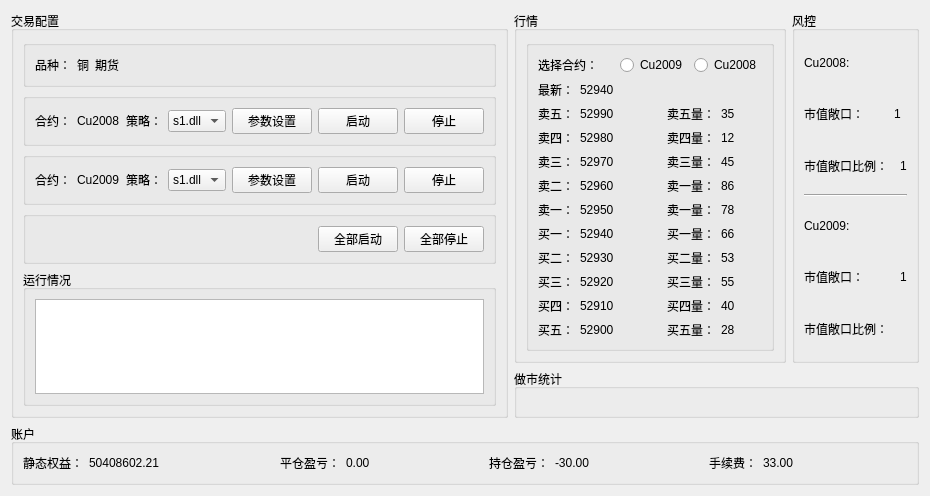
Old version of the form mm_page.ui in the repository ChengruiGu/CMF_Marketmaker.
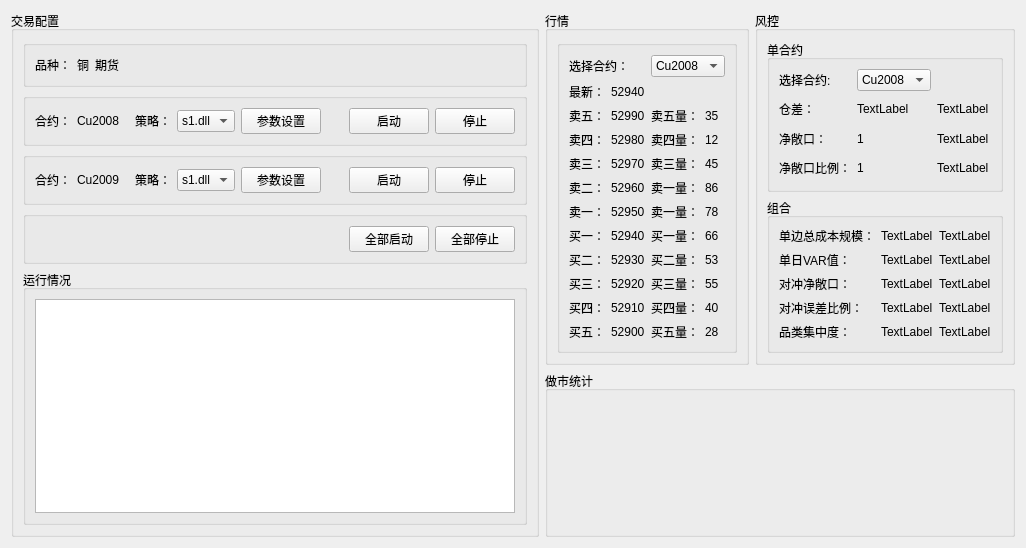
New version of the form.

```diff
--- a/mm_page.ui
+++ b/mm_page.ui
@@ -6,8 +6,8 @@
    <rect>
     <x>0</x>
     <y>0</y>
-    <width>887</width>
-    <height>496</height>
+    <width>1026</width>
+    <height>548</height>
    </rect>
   </property>
   <property name="windowTitle">
@@ -328,20 +328,6 @@
                <string/>
               </property>
               <layout class="QGridLayout" name="gridLayout">
-               <item row="7" column="0">
-                <widget class="QLabel" name="label_9">
-                 <property name="text">
-                  <string>买一：</string>
-                 </property>
-                </widget>
-               </item>
-               <item row="10" column="0">
-                <widget class="QLabel" name="label_26">
-                 <property name="text">
-                  <string>买四：</string>
-                 </property>
-                </widget>
-               </item>
                <item row="0" column="0" colspan="2">
                 <widget class="QLabel" name="label_6">
                  <property name="text">
@@ -349,19 +335,23 @@
                  </property>
                 </widget>
                </item>
-               <item row="6" column="0">
-                <widget class="QLabel" name="label_13">
-                 <property name="text">
-                  <string>卖一：</string>
-                 </property>
-                </widget>
-               </item>
-               <item row="2" column="0">
-                <widget class="QLabel" name="label_30">
-                 <property name="text">
-                  <string>卖五：</string>
-                 </property>
-                </widget>
+               <item row="0" column="2" colspan="2">
+                <layout class="QHBoxLayout" name="horizontalLayout_6">
+                 <item>
+                  <widget class="QComboBox" name="comboBox_2">
+                   <item>
+                    <property name="text">
+                     <string>Cu2008</string>
+                    </property>
+                   </item>
+                   <item>
+                    <property name="text">
+                     <string>Cu2009</string>
+                    </property>
+                   </item>
+                  </widget>
+                 </item>
+                </layout>
                </item>
                <item row="1" column="0">
                 <widget class="QLabel" name="label_7">
@@ -370,6 +360,41 @@
                  </property>
                 </widget>
                </item>
+               <item row="1" column="1">
+                <widget class="QLabel" name="label_8">
+                 <property name="text">
+                  <string>52940</string>
+                 </property>
+                </widget>
+               </item>
+               <item row="2" column="0">
+                <widget class="QLabel" name="label_30">
+                 <property name="text">
+                  <string>卖五：</string>
+                 </property>
+                </widget>
+               </item>
+               <item row="2" column="1">
+                <widget class="QLabel" name="label_37">
+                 <property name="text">
+                  <string>52990</string>
+                 </property>
+                </widget>
+               </item>
+               <item row="2" column="2">
+                <widget class="QLabel" name="label_44">
+                 <property name="text">
+                  <string>卖五量：</string>
+                 </property>
+                </widget>
+               </item>
+               <item row="2" column="3">
+                <widget class="QLabel" name="label_49">
+                 <property name="text">
+                  <string>35</string>
+                 </property>
+                </widget>
+               </item>
                <item row="3" column="0">
                 <widget class="QLabel" name="label_29">
                  <property name="text">
@@ -377,37 +402,54 @@
                  </property>
                 </widget>
                </item>
-               <item row="6" column="1">
-                <widget class="QLabel" name="label_14">
+               <item row="3" column="1">
+                <widget class="QLabel" name="label_36">
                  <property name="text">
-                  <string>52950</string>
+                  <string>52980</string>
                  </property>
                 </widget>
                </item>
-               <item row="9" column="0">
-                <widget class="QLabel" name="label_24">
+               <item row="3" column="2">
+                <widget class="QLabel" name="label_43">
                  <property name="text">
-                  <string>买三：</string>
+                  <string>卖四量：</string>
                  </property>
                 </widget>
                </item>
-               <item row="0" column="2" colspan="3">
-                <layout class="QHBoxLayout" name="horizontalLayout_6">
-                 <item>
-                  <widget class="QRadioButton" name="radioButton_2">
-                   <property name="text">
-                    <string>Cu2009</string>
-                   </property>
-                  </widget>
-                 </item>
-                 <item>
-                  <widget class="QRadioButton" name="radioButton">
-                   <property name="text">
-                    <string>Cu2008</string>
-                   </property>
-                  </widget>
-                 </item>
-                </layout>
+               <item row="3" column="3">
+                <widget class="QLabel" name="label_50">
+                 <property name="text">
+                  <string>12</string>
+                 </property>
+                </widget>
+               </item>
+               <item row="4" column="0">
+                <widget class="QLabel" name="label_27">
+                 <property name="text">
+                  <string>卖三：</string>
+                 </property>
+                </widget>
+               </item>
+               <item row="4" column="1">
+                <widget class="QLabel" name="label_35">
+                 <property name="text">
+                  <string>52970</string>
+                 </property>
+                </widget>
+               </item>
+               <item row="4" column="2">
+                <widget class="QLabel" name="label_42">
+                 <property name="text">
+                  <string>卖三量：</string>
+                 </property>
+                </widget>
+               </item>
+               <item row="4" column="3">
+                <widget class="QLabel" name="label_51">
+                 <property name="text">
+                  <string>45</string>
+                 </property>
+                </widget>
                </item>
                <item row="5" column="0">
                 <widget class="QLabel" name="label_25">
@@ -416,41 +458,6 @@
                  </property>
                 </widget>
                </item>
-               <item row="11" column="0">
-                <widget class="QLabel" name="label_28">
-                 <property name="text">
-                  <string>买五：</string>
-                 </property>
-                </widget>
-               </item>
-               <item row="1" column="1" colspan="2">
-                <widget class="QLabel" name="label_8">
-                 <property name="text">
-                  <string>52940</string>
-                 </property>
-                </widget>
-               </item>
-               <item row="7" column="1" colspan="2">
-                <widget class="QLabel" name="label_10">
-                 <property name="text">
-                  <string>52940</string>
-                 </property>
-                </widget>
-               </item>
-               <item row="4" column="0">
-                <widget class="QLabel" name="label_27">
-                 <property name="text">
-                  <string>卖三：</string>
-                 </property>
-                </widget>
-               </item>
-               <item row="8" column="0">
-                <widget class="QLabel" name="label_31">
-                 <property name="text">
-                  <string>买二：</string>
-                 </property>
-                </widget>
-               </item>
                <item row="5" column="1">
                 <widget class="QLabel" name="label_32">
                  <property name="text">
@@ -458,189 +465,182 @@
                  </property>
                 </widget>
                </item>
-               <item row="4" column="1">
-                <widget class="QLabel" name="label_35">
-                 <property name="text">
-                  <string>52970</string>
-                 </property>
-                </widget>
-               </item>
-               <item row="3" column="1">
-                <widget class="QLabel" name="label_36">
-                 <property name="text">
-                  <string>52980</string>
-                 </property>
-                </widget>
-               </item>
-               <item row="2" column="1">
-                <widget class="QLabel" name="label_37">
-                 <property name="text">
-                  <string>52990</string>
-                 </property>
-                </widget>
-               </item>
-               <item row="8" column="1">
-                <widget class="QLabel" name="label_38">
-                 <property name="text">
-                  <string>52930</string>
-                 </property>
-                </widget>
-               </item>
-               <item row="9" column="1">
-                <widget class="QLabel" name="label_39">
-                 <property name="text">
-                  <string>52920</string>
-                 </property>
-                </widget>
-               </item>
-               <item row="10" column="1">
-                <widget class="QLabel" name="label_40">
-                 <property name="text">
-                  <string>52910</string>
-                 </property>
-                </widget>
-               </item>
-               <item row="11" column="1">
-                <widget class="QLabel" name="label_41">
-                 <property name="text">
-                  <string>52900</string>
-                 </property>
-                </widget>
-               </item>
-               <item row="5" column="3">
+               <item row="5" column="2">
                 <widget class="QLabel" name="label_34">
                  <property name="text">
                   <string>卖一量：</string>
                  </property>
                 </widget>
                </item>
-               <item row="6" column="3">
-                <widget class="QLabel" name="label_15">
-                 <property name="text">
-                  <string>卖一量：</string>
-                 </property>
-                </widget>
-               </item>
-               <item row="7" column="3">
-                <widget class="QLabel" name="label_11">
-                 <property name="text">
-                  <string>买一量：</string>
-                 </property>
-                </widget>
-               </item>
-               <item row="5" column="4">
+               <item row="5" column="3">
                 <widget class="QLabel" name="label_33">
                  <property name="text">
                   <string>86</string>
                  </property>
                 </widget>
                </item>
-               <item row="6" column="4">
+               <item row="6" column="0">
+                <widget class="QLabel" name="label_13">
+                 <property name="text">
+                  <string>卖一：</string>
+                 </property>
+                </widget>
+               </item>
+               <item row="6" column="1">
+                <widget class="QLabel" name="label_14">
+                 <property name="text">
+                  <string>52950</string>
+                 </property>
+                </widget>
+               </item>
+               <item row="6" column="2">
+                <widget class="QLabel" name="label_15">
+                 <property name="text">
+                  <string>卖一量：</string>
+                 </property>
+                </widget>
+               </item>
+               <item row="6" column="3">
                 <widget class="QLabel" name="label_16">
                  <property name="text">
                   <string>78</string>
                  </property>
                 </widget>
                </item>
-               <item row="7" column="4">
+               <item row="7" column="0">
+                <widget class="QLabel" name="label_9">
+                 <property name="text">
+                  <string>买一：</string>
+                 </property>
+                </widget>
+               </item>
+               <item row="7" column="1">
+                <widget class="QLabel" name="label_10">
+                 <property name="text">
+                  <string>52940</string>
+                 </property>
+                </widget>
+               </item>
+               <item row="7" column="2">
+                <widget class="QLabel" name="label_11">
+                 <property name="text">
+                  <string>买一量：</string>
+                 </property>
+                </widget>
+               </item>
+               <item row="7" column="3">
                 <widget class="QLabel" name="label_12">
                  <property name="text">
                   <string>66</string>
                  </property>
                 </widget>
                </item>
-               <item row="4" column="3">
-                <widget class="QLabel" name="label_42">
+               <item row="8" column="0">
+                <widget class="QLabel" name="label_31">
                  <property name="text">
-                  <string>卖三量：</string>
+                  <string>买二：</string>
                  </property>
                 </widget>
                </item>
-               <item row="3" column="3">
-                <widget class="QLabel" name="label_43">
+               <item row="8" column="1">
+                <widget class="QLabel" name="label_38">
                  <property name="text">
-                  <string>卖四量：</string>
+                  <string>52930</string>
                  </property>
                 </widget>
                </item>
-               <item row="2" column="3">
-                <widget class="QLabel" name="label_44">
-                 <property name="text">
-                  <string>卖五量：</string>
-                 </property>
-                </widget>
-               </item>
-               <item row="8" column="3">
+               <item row="8" column="2">
                 <widget class="QLabel" name="label_45">
                  <property name="text">
                   <string>买二量：</string>
                  </property>
                 </widget>
                </item>
-               <item row="9" column="3">
-                <widget class="QLabel" name="label_46">
-                 <property name="text">
-                  <string>买三量：</string>
-                 </property>
-                </widget>
-               </item>
-               <item row="10" column="3">
-                <widget class="QLabel" name="label_47">
-                 <property name="text">
-                  <string>买四量：</string>
-                 </property>
-                </widget>
-               </item>
-               <item row="11" column="3">
-                <widget class="QLabel" name="label_48">
-                 <property name="text">
-                  <string>买五量：</string>
-                 </property>
-                </widget>
-               </item>
-               <item row="2" column="4">
-                <widget class="QLabel" name="label_49">
-                 <property name="text">
-                  <string>35</string>
-                 </property>
-                </widget>
-               </item>
-               <item row="3" column="4">
-                <widget class="QLabel" name="label_50">
-                 <property name="text">
-                  <string>12</string>
-                 </property>
-                </widget>
-               </item>
-               <item row="4" column="4">
-                <widget class="QLabel" name="label_51">
-                 <property name="text">
-                  <string>45</string>
-                 </property>
-                </widget>
-               </item>
-               <item row="8" column="4">
+               <item row="8" column="3">
                 <widget class="QLabel" name="label_52">
                  <property name="text">
                   <string>53</string>
                  </property>
                 </widget>
                </item>
-               <item row="9" column="4">
+               <item row="9" column="0">
+                <widget class="QLabel" name="label_24">
+                 <property name="text">
+                  <string>买三：</string>
+                 </property>
+                </widget>
+               </item>
+               <item row="9" column="1">
+                <widget class="QLabel" name="label_39">
+                 <property name="text">
+                  <string>52920</string>
+                 </property>
+                </widget>
+               </item>
+               <item row="9" column="2">
+                <widget class="QLabel" name="label_46">
+                 <property name="text">
+                  <string>买三量：</string>
+                 </property>
+                </widget>
+               </item>
+               <item row="9" column="3">
                 <widget class="QLabel" name="label_53">
                  <property name="text">
                   <string>55</string>
                  </property>
                 </widget>
                </item>
-               <item row="10" column="4">
+               <item row="10" column="0">
+                <widget class="QLabel" name="label_26">
+                 <property name="text">
+                  <string>买四：</string>
+                 </property>
+                </widget>
+               </item>
+               <item row="10" column="1">
+                <widget class="QLabel" name="label_40">
+                 <property name="text">
+                  <string>52910</string>
+                 </property>
+                </widget>
+               </item>
+               <item row="10" column="2">
+                <widget class="QLabel" name="label_47">
+                 <property name="text">
+                  <string>买四量：</string>
+                 </property>
+                </widget>
+               </item>
+               <item row="10" column="3">
                 <widget class="QLabel" name="label_54">
                  <property name="text">
                   <string>40</string>
                  </property>
                 </widget>
                </item>
-               <item row="11" column="4">
+               <item row="11" column="0">
+                <widget class="QLabel" name="label_28">
+                 <property name="text">
+                  <string>买五：</string>
+                 </property>
+                </widget>
+               </item>
+               <item row="11" column="1">
+                <widget class="QLabel" name="label_41">
+                 <property name="text">
+                  <string>52900</string>
+                 </property>
+                </widget>
+               </item>
+               <item row="11" column="2">
+                <widget class="QLabel" name="label_48">
+                 <property name="text">
+                  <string>买五量：</string>
+                 </property>
+                </widget>
+               </item>
+               <item row="11" column="3">
                 <widget class="QLabel" name="label_55">
                  <property name="text">
                   <string>28</string>
@@ -658,75 +658,212 @@
            <property name="title">
             <string>风控</string>
            </property>
-           <layout class="QGridLayout" name="gridLayout_2">
-            <item row="5" column="2">
-             <widget class="QLabel" name="label_71">
-              <property name="text">
-               <string>1</string>
+           <layout class="QVBoxLayout" name="verticalLayout_4">
+            <item>
+             <widget class="QGroupBox" name="groupBox_11">
+              <property name="title">
+               <string>单合约</string>
               </property>
+              <layout class="QGridLayout" name="gridLayout_3">
+               <item row="0" column="0">
+                <widget class="QLabel" name="label_65">
+                 <property name="text">
+                  <string>选择合约:</string>
+                 </property>
+                </widget>
+               </item>
+               <item row="2" column="0">
+                <widget class="QLabel" name="label_66">
+                 <property name="text">
+                  <string>净敞口：</string>
+                 </property>
+                </widget>
+               </item>
+               <item row="3" column="0">
+                <widget class="QLabel" name="label_68">
+                 <property name="text">
+                  <string>净敞口比例：</string>
+                 </property>
+                </widget>
+               </item>
+               <item row="0" column="2">
+                <widget class="QComboBox" name="comboBox">
+                 <item>
+                  <property name="text">
+                   <string>Cu2008</string>
+                  </property>
+                 </item>
+                 <item>
+                  <property name="text">
+                   <string>Cu2009</string>
+                  </property>
+                 </item>
+                </widget>
+               </item>
+               <item row="2" column="2">
+                <widget class="QLabel" name="label_67">
+                 <property name="text">
+                  <string>1</string>
+                 </property>
+                </widget>
+               </item>
+               <item row="1" column="0">
+                <widget class="QLabel" name="label_17">
+                 <property name="text">
+                  <string>仓差：</string>
+                 </property>
+                </widget>
+               </item>
+               <item row="1" column="2">
+                <widget class="QLabel" name="label_21">
+                 <property name="text">
+                  <string>TextLabel</string>
+                 </property>
+                </widget>
+               </item>
+               <item row="3" column="2">
+                <widget class="QLabel" name="label_69">
+                 <property name="text">
+                  <string>1</string>
+                 </property>
+                </widget>
+               </item>
+               <item row="3" column="3">
+                <widget class="QLabel" name="label_83">
+                 <property name="text">
+                  <string>TextLabel</string>
+                 </property>
+                </widget>
+               </item>
+               <item row="2" column="3">
+                <widget class="QLabel" name="label_84">
+                 <property name="text">
+                  <string>TextLabel</string>
+                 </property>
+                </widget>
+               </item>
+               <item row="1" column="3">
+                <widget class="QLabel" name="label_85">
+                 <property name="text">
+                  <string>TextLabel</string>
+                 </property>
+                </widget>
+               </item>
+              </layout>
              </widget>
             </item>
-            <item row="0" column="0">
-             <widget class="QLabel" name="label_65">
-              <property name="text">
-               <string>Cu2008:</string>
+            <item>
+             <widget class="QGroupBox" name="groupBox_12">
+              <property name="title">
+               <string>组合</string>
               </property>
-             </widget>
-            </item>
-            <item row="4" column="0">
-             <widget class="QLabel" name="label_72">
-              <property name="text">
-               <string>Cu2009:</string>
-              </property>
-             </widget>
-            </item>
-            <item row="5" column="0">
-             <widget class="QLabel" name="label_70">
-              <property name="text">
-               <string>市值敞口：</string>
-              </property>
-             </widget>
-            </item>
-            <item row="1" column="1" colspan="2">
-             <widget class="QLabel" name="label_67">
-              <property name="text">
-               <string>1</string>
-              </property>
-             </widget>
-            </item>
-            <item row="2" column="2">
-             <widget class="QLabel" name="label_69">
-              <property name="text">
-               <string>1</string>
-              </property>
-             </widget>
-            </item>
-            <item row="6" column="0">
-             <widget class="QLabel" name="label_73">
-              <property name="text">
-               <string>市值敞口比例：</string>
-              </property>
-             </widget>
-            </item>
-            <item row="2" column="0" colspan="2">
-             <widget class="QLabel" name="label_68">
-              <property name="text">
-               <string>市值敞口比例：</string>
-              </property>
-             </widget>
-            </item>
-            <item row="1" column="0">
-             <widget class="QLabel" name="label_66">
-              <property name="text">
-               <string>市值敞口：</string>
-              </property>
-             </widget>
-            </item>
-            <item row="3" column="0" colspan="3">
-             <widget class="Line" name="line">
-              <property name="orientation">
-               <enum>Qt::Horizontal</enum>
-              </property>
+              <layout class="QGridLayout" name="gridLayout_2">
+               <item row="0" column="0">
+                <widget class="QLabel" name="label_22">
+                 <property name="text">
+                  <string>单边总成本规模：</string>
+                 </property>
+                </widget>
+               </item>
+               <item row="0" column="1">
+                <widget class="QLabel" name="label_23">
+                 <property name="text">
+                  <string>TextLabel</string>
+                 </property>
+                </widget>
+               </item>
+               <item row="0" column="2">
+                <widget class="QLabel" name="label_70">
+                 <property name="text">
+                  <string>TextLabel</string>
+                 </property>
+                </widget>
+               </item>
+               <item row="1" column="0">
+                <widget class="QLabel" name="label_71">
+                 <property name="text">
+                  <string>单日VAR值：</string>
+                 </property>
+                </widget>
+               </item>
+               <item row="1" column="1">
+                <widget class="QLabel" name="label_75">
+                 <property name="text">
+                  <string>TextLabel</string>
+                 </property>
+                </widget>
+               </item>
+               <item row="1" column="2">
+                <widget class="QLabel" name="label_76">
+                 <property name="text">
+                  <string>TextLabel</string>
+                 </property>
+                </widget>
+               </item>
+               <item row="2" column="0">
+                <widget class="QLabel" name="label_72">
+                 <property name="text">
+                  <string>对冲净敞口：</string>
+                 </property>
+                </widget>
+               </item>
+               <item row="2" column="1">
+                <widget class="QLabel" name="label_77">
+                 <property name="text">
+                  <string>TextLabel</string>
+                 </property>
+                </widget>
+               </item>
+               <item row="2" column="2">
+                <widget class="QLabel" name="label_78">
+                 <property name="text">
+                  <string>TextLabel</string>
+                 </property>
+                </widget>
+               </item>
+               <item row="3" column="0">
+                <widget class="QLabel" name="label_73">
+                 <property name="text">
+                  <string>对冲误差比例：</string>
+                 </property>
+                </widget>
+               </item>
+               <item row="3" column="1">
+                <widget class="QLabel" name="label_79">
+                 <property name="text">
+                  <string>TextLabel</string>
+                 </property>
+                </widget>
+               </item>
+               <item row="3" column="2">
+                <widget class="QLabel" name="label_80">
+                 <property name="text">
+                  <string>TextLabel</string>
+                 </property>
+                </widget>
+               </item>
+               <item row="4" column="0">
+                <widget class="QLabel" name="label_74">
+                 <property name="text">
+                  <string>品类集中度：</string>
+                 </property>
+                </widget>
+               </item>
+               <item row="4" column="1">
+                <widget class="QLabel" name="label_81">
+                 <property name="text">
+                  <string>TextLabel</string>
+                 </property>
+                </widget>
+               </item>
+               <item row="4" column="2">
+                <widget class="QLabel" name="label_82">
+                 <property name="text">
+                  <string>TextLabel</string>
+                 </property>
+                </widget>
+               </item>
+              </layout>
              </widget>
             </item>
            </layout>
@@ -754,123 +891,6 @@
      </item>
     </layout>
    </item>
-   <item>
-    <widget class="QGroupBox" name="groupBox_9">
-     <property name="title">
-      <string>账户</string>
-     </property>
-     <layout class="QHBoxLayout" name="horizontalLayout_9">
-      <item>
-       <widget class="QLabel" name="label_57">
-        <property name="text">
-         <string>静态权益：</string>
-        </property>
-       </widget>
-      </item>
-      <item>
-       <widget class="QLabel" name="label_58">
-        <property name="text">
-         <string>50408602.21</string>
-        </property>
-       </widget>
-      </item>
-      <item>
-       <spacer name="horizontalSpacer_5">
-        <property name="orientation">
-         <enum>Qt::Horizontal</enum>
-        </property>
-        <property name="sizeHint" stdset="0">
-         <size>
-          <width>40</width>
-          <height>20</height>
-         </size>
-        </property>
-       </spacer>
-      </item>
-      <item>
-       <widget class="QLabel" name="label_59">
-        <property name="text">
-         <string>平仓盈亏：</string>
-        </property>
-       </widget>
-      </item>
-      <item>
-       <widget class="QLabel" name="label_60">
-        <property name="text">
-         <string>0.00</string>
-        </property>
-       </widget>
-      </item>
-      <item>
-       <spacer name="horizontalSpacer_6">
-        <property name="orientation">
-         <enum>Qt::Horizontal</enum>
-        </property>
-        <property name="sizeHint" stdset="0">
-         <size>
-          <width>40</width>
-          <height>20</height>
-         </size>
-        </property>
-       </spacer>
-      </item>
-      <item>
-       <widget class="QLabel" name="label_61">
-        <property name="text">
-         <string>持仓盈亏：</string>
-        </property>
-       </widget>
-      </item>
-      <item>
-       <widget class="QLabel" name="label_62">
-        <property name="text">
-         <string>-30.00</string>
-        </property>
-       </widget>
-      </item>
-      <item>
-       <spacer name="horizontalSpacer_7">
-        <property name="orientation">
-         <enum>Qt::Horizontal</enum>
-        </property>
-        <property name="sizeHint" stdset="0">
-         <size>
-          <width>40</width>
-          <height>20</height>
-         </size>
-        </property>
-       </spacer>
-      </item>
-      <item>
-       <widget class="QLabel" name="label_63">
-        <property name="text">
-         <string>手续费：</string>
-        </property>
-       </widget>
-      </item>
-      <item>
-       <widget class="QLabel" name="label_64">
-        <property name="text">
-         <string>33.00</string>
-        </property>
-       </widget>
-      </item>
-      <item>
-       <spacer name="horizontalSpacer_8">
-        <property name="orientation">
-         <enum>Qt::Horizontal</enum>
-        </property>
-        <property name="sizeHint" stdset="0">
-         <size>
-          <width>40</width>
-          <height>20</height>
-         </size>
-        </property>
-       </spacer>
-      </item>
-     </layout>
-    </widget>
-   </item>
   </layout>
  </widget>
  <resources/>
```
